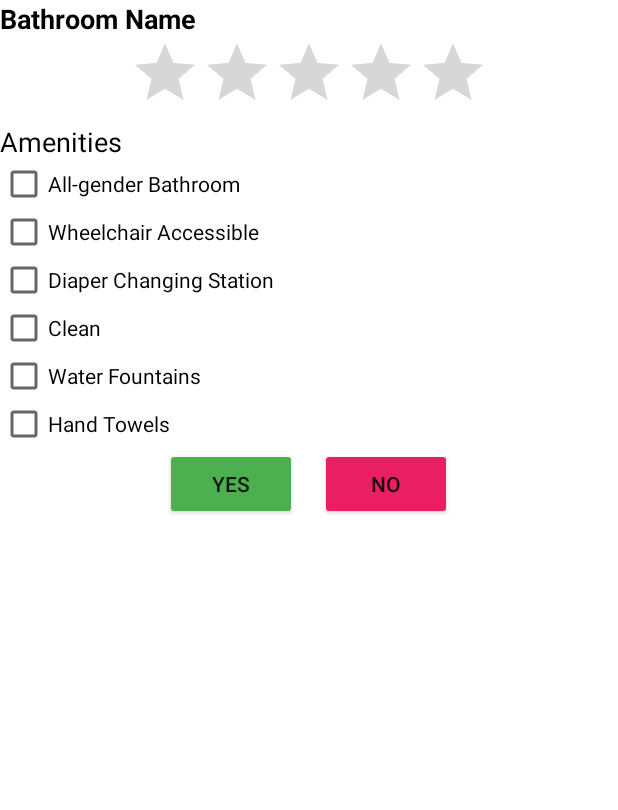
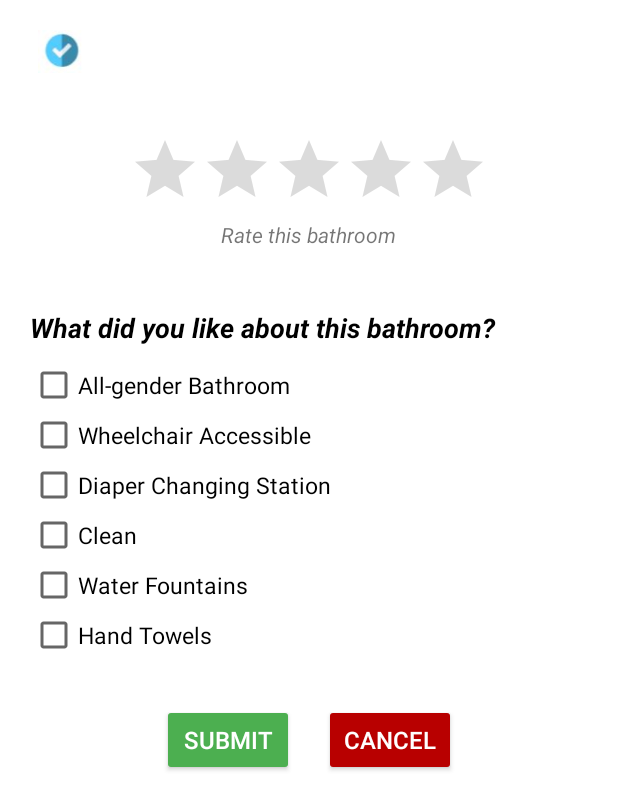
Before and after one commit to emilyvera/find-my-bathroom, an Android app: the AddReviewActivity screen opened directly, with no data from a screen before it, on a phone screen of 412 x 824 dp. Shown: the top 810 px of the screen. Run offline under Robolectric (Android 15) with nearby library versions, the phone set to English and light mode, and no system bars; 1 statement that could not run was skipped.

Commit message:
Add design to review page

```diff
--- a/app/src/main/java/edu/illinois/cs465/findmybathroom/AddReviewActivity.java
+++ b/app/src/main/java/edu/illinois/cs465/findmybathroom/AddReviewActivity.java
@@ -4,6 +4,7 @@ import android.content.Intent;
 import android.os.Bundle;
 import android.view.View;
 import android.widget.Button;
+import android.widget.TextView;
 import android.widget.Toast;
 
 import androidx.appcompat.app.AppCompatActivity;
@@ -11,6 +12,7 @@ import androidx.fragment.app.FragmentActivity;
 
 public class AddReviewActivity extends FragmentActivity {
     Button btnYes, btnNo;
+    TextView bathroomNameText;
     View.OnClickListener handler = new View.OnClickListener(){
         public void onClick(View v) {
             switch (v.getId()) {
@@ -26,9 +28,16 @@ public class AddReviewActivity extends FragmentActivity {
     protected void onCreate(Bundle savedInstanceState) {
         super.onCreate(savedInstanceState);
         setContentView(R.layout.activity_add_review);
+
+        Bundle extras = getIntent().getExtras();
+        String bathroomName = extras.getString("bathroom_name");
+
         btnYes = (Button) findViewById(R.id.yesButton);
         btnNo = (Button) findViewById(R.id.noButton);
         btnYes.setOnClickListener(handler);
         btnNo.setOnClickListener(handler);
+
+        bathroomNameText = (TextView) findViewById(R.id.bathroom_name_review_page);
+        bathroomNameText.setText(bathroomName);
     }
 }
--- a/app/src/main/java/edu/illinois/cs465/findmybathroom/HomeScreenActivity.java
+++ b/app/src/main/java/edu/illinois/cs465/findmybathroom/HomeScreenActivity.java
@@ -55,6 +55,7 @@ public class HomeScreenActivity extends FragmentActivity implements OnMapReadyCa
     TextView bathroomText;
     LinearLayout detailsCard;
     Button reviewButton;
+    String bathroomName;
 
     // Filters start
 
@@ -134,7 +135,9 @@ public class HomeScreenActivity extends FragmentActivity implements OnMapReadyCa
                     break;
                 case R.id.reviewButton:
                     // doStuff
-                    startActivity(new Intent(HomeScreenActivity.this, AddReviewActivity.class));
+                    Intent i = new Intent(HomeScreenActivity.this, AddReviewActivity.class);
+                    i.putExtra("bathroom_name", bathroomName);
+                    startActivity(i);
                     break;
                 case R.id.searchButton:
                     expandFilter();
@@ -260,6 +263,7 @@ public class HomeScreenActivity extends FragmentActivity implements OnMapReadyCa
         });
 
         mMap.setOnMarkerClickListener(new GoogleMap.OnMarkerClickListener() {
+            @SuppressLint("Range")
             @Override
             public boolean onMarkerClick(Marker marker) {
                 int bathroomId = Integer.parseInt(marker.getId().substring(1, marker.getId().length())) + 1;
@@ -267,7 +271,7 @@ public class HomeScreenActivity extends FragmentActivity implements OnMapReadyCa
                 Cursor cursor = bathroomDb.getReadableDatabase().rawQuery("select * from bathroom_data where ID=" + bathroomId, null);
 
                 if (cursor.moveToFirst()) {
-                    @SuppressLint("Range") String bathroomName = cursor.getString(cursor.getColumnIndex("BUILDING_NAME"));
+                    bathroomName = cursor.getString(cursor.getColumnIndex("BUILDING_NAME"));
                     bathroomText.setText(bathroomName);
                     detailsCard.setVisibility(View.VISIBLE);
                 }
--- a/app/src/main/res/layout/activity_add_review.xml
+++ b/app/src/main/res/layout/activity_add_review.xml
@@ -5,75 +5,134 @@
     android:layout_width="match_parent"
     android:layout_height="match_parent"
     android:gravity="top">
+
+    <LinearLayout
+        android:layout_width="match_parent"
+        android:layout_height="wrap_content"
+        android:orientation="horizontal">
+
         <TextView
+            android:id="@+id/bathroom_name_review_page"
             android:layout_width="wrap_content"
             android:layout_height="wrap_content"
-        android:gravity="start"
             android:textStyle="bold"
-        android:textSize="18dp"
+            android:layout_marginVertical="20dp"
+            android:layout_marginLeft="20dp"
+            android:textSize="22dp"
             android:textColor="@color/black"
             android:text="Bathroom Name"/>
+
+        <ImageView
+            android:layout_width="30dp"
+            android:layout_height="30dp"
+            android:src="@drawable/verified_check"
+            android:layout_gravity="center"
+            android:layout_marginLeft="5dp"
+            android:layout_marginRight="40dp"/>
+    </LinearLayout>
 
     <RatingBar
         android:id="@+id/simpleRatingBar"
         android:layout_width="wrap_content"
         android:layout_height="wrap_content"
-        android:layout_gravity="center"/>
+        android:layout_marginTop="20dp"
+        android:layout_gravity="center"
+        android:progressTint="#ffd32c"
+        android:secondaryProgressTint="#fbf2b2"
+        android:progressBackgroundTint="#dbdbdb"
+        android:numStars="5"
+        android:progress="0"/>
+
     <TextView
         android:layout_width="wrap_content"
         android:layout_height="wrap_content"
-        android:gravity="start"
+        android:layout_gravity="center"
+        android:textSize="14dp"
+        android:textStyle="italic"
+        android:text="Rate this bathroom"/>
+    <TextView
+        android:layout_width="wrap_content"
+        android:layout_height="wrap_content"
+        android:layout_marginLeft="20dp"
+        android:layout_marginTop="40dp"
+        android:layout_marginBottom="10dp"
         android:textSize="18dp"
+        android:textStyle="italic|bold"
         android:textColor="@color/black"
-        android:text="Amenities"/>
+        android:text="What did you like about this bathroom?"/>
     <CheckBox
         android:layout_width="wrap_content"
         android:layout_height="wrap_content"
+        android:layout_marginLeft="20dp"
+        android:textSize="15dp"
         android:textColor="@color/black"
         android:text="All-gender Bathroom"/>
     <CheckBox
         android:layout_width="wrap_content"
         android:layout_height="wrap_content"
+        android:layout_marginLeft="20dp"
+        android:layout_marginTop="1dp"
+        android:textSize="15dp"
         android:textColor="@color/black"
         android:text="Wheelchair Accessible"/>
     <CheckBox
         android:layout_width="wrap_content"
         android:layout_height="wrap_content"
+        android:layout_marginLeft="20dp"
+        android:layout_marginTop="1dp"
+        android:textSize="15dp"
         android:textColor="@color/black"
         android:text="Diaper Changing Station"/>
     <CheckBox
         android:layout_width="wrap_content"
         android:layout_height="wrap_content"
+        android:layout_marginLeft="20dp"
+        android:layout_marginTop="1dp"
+        android:textSize="15dp"
         android:textColor="@color/black"
         android:text="Clean"/>
     <CheckBox
         android:layout_width="wrap_content"
         android:layout_height="wrap_content"
+        android:layout_marginLeft="20dp"
+        android:layout_marginTop="1dp"
+        android:textSize="15dp"
         android:textColor="@color/black"
         android:text="Water Fountains"/>
     <CheckBox
         android:layout_width="wrap_content"
         android:layout_height="wrap_content"
+        android:layout_marginLeft="20dp"
+        android:layout_marginTop="1dp"
+        android:textSize="15dp"
         android:textColor="@color/black"
         android:text="Hand Towels"/>
+
     <LinearLayout
         android:layout_width="match_parent"
         android:layout_height="wrap_content"
-        android:orientation="horizontal"
-        android:gravity="center">
+        android:gravity="center_horizontal|bottom"
+        android:layout_marginTop="30dp"
+        android:orientation="horizontal">
+
         <Button
             android:id="@+id/yesButton"
             android:layout_width="wrap_content"
             android:layout_height="wrap_content"
-            android:layout_marginRight="15dp"
+            android:layout_marginRight="20dp"
+            android:textSize="16dp"
             android:backgroundTint="#4CAF50"
-            android:text="Yes" />
+            android:textColor="@color/white"
+            android:text="Submit" />
+
         <Button
             android:id="@+id/noButton"
             android:layout_width="wrap_content"
             android:layout_height="wrap_content"
-        android:backgroundTint="#E91E63"
-        android:text="No" />
+            android:textSize="16dp"
+            android:backgroundTint="#b80000"
+            android:textColor="@color/white"
+            android:text="Cancel" />
     </LinearLayout>
 
 </LinearLayout>
```
Lines whose indentation alone changed are shown as unchanged.
